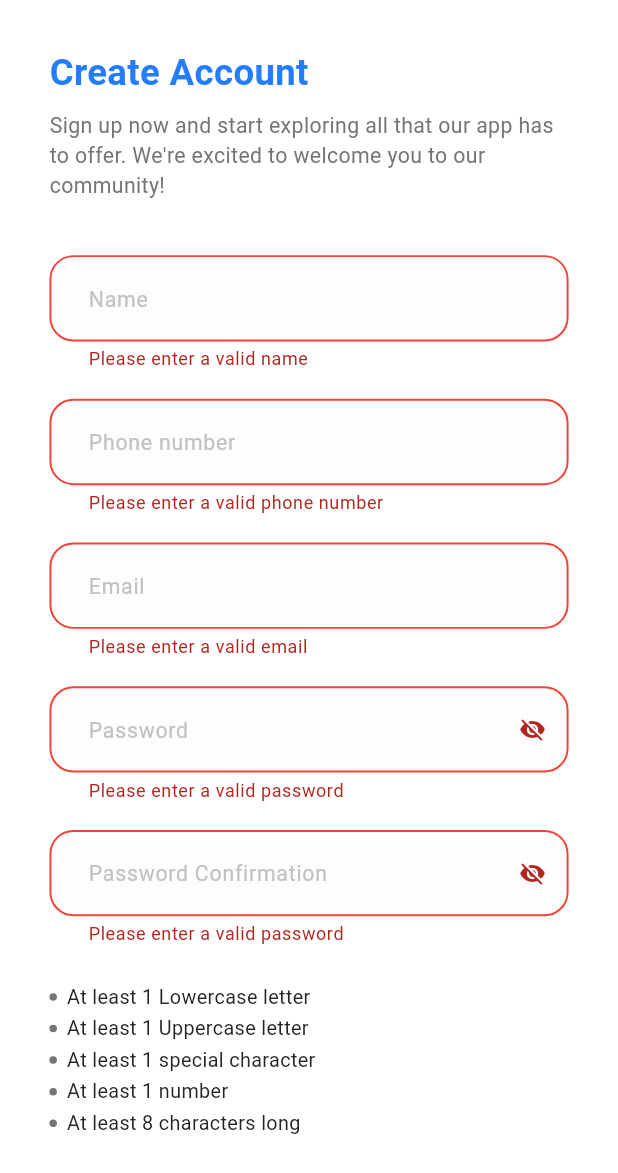
After one commit to Ahmed-miska/Doc-App, a Flutter app: the SignupScreen screen opened by its route, after a tap on "Create Account", on a phone screen of 412 x 824 dp. The commit adds this screen. Shown: the top 1173 px of the screen. Run offline on Flutter 3.47's test engine with Material 3 defaults, Android fonts, the phone set to English and light mode, and no system bars; our stand-ins replace dio, flutter_bloc, flutter_screenutil, flutter_svg, freezed_annotation, get_it and 2 more; generated files the repository leaves out were written again.

Commit message:
- signup ui & api

```diff
--- a/lib/core/helpers/app_regex.dart
+++ b/lib/core/helpers/app_regex.dart
@@ -5,6 +5,10 @@ class AppRegex {
 
   static bool isPasswordValid(String password) {
     return RegExp(r"^(?=.*[a-z])(?=.*[A-Z])(?=.*\d)(?=.*[@$!%*?&])[A-Za-z\d@$!%*?&]{8,}$").hasMatch(password);
+  }
+
+  static bool isPhoneNumberValid(String phoneNumber) {
+    return RegExp(r'^(010|011|012|015)[0-9]{8}$').hasMatch(phoneNumber);
   }
 
   static bool hasLowerCase(String password) {
--- a/lib/core/networking/api_constants.dart
+++ b/lib/core/networking/api_constants.dart
@@ -2,6 +2,7 @@ class ApiConstants {
   static const String apiBaseUrl = "https://vcare.integration25.com/api/";
 
   static const String login = "auth/login";
+  static const String signup = "auth/register";
 }
 
 class ApiErrors {
--- a/lib/core/routing/app_router.dart
+++ b/lib/core/routing/app_router.dart
@@ -6,6 +6,8 @@ import 'package:flutter_complete_project/features/home/ui/home_screen.dart';
 import 'package:flutter_complete_project/features/login/logic/cubit/login_cubit.dart';
 import 'package:flutter_complete_project/features/login/ui/login_screen.dart';
 import 'package:flutter_complete_project/features/onboarding/onboarding_screen.dart';
+import 'package:flutter_complete_project/features/sign_up/logic/sign_up_cubit.dart';
+import 'package:flutter_complete_project/features/sign_up/ui/sign_up_screen.dart';
 
 class AppRouter {
   Route generateRoute(RouteSettings settings) {
@@ -23,6 +25,13 @@ class AppRouter {
             child: const LoginScreen(),
           ),
         );
+         case Routes.signUpScreen:
+        return MaterialPageRoute(
+          builder: (_) => BlocProvider(
+            create: (context) => getIt<SignupCubit>(),
+            child: const SignupScreen(),
+          ),
+        );
       case Routes.homeScreen:
         return MaterialPageRoute(
           builder: (_) => const HomeScreen(),
--- a/lib/core/routing/routes.dart
+++ b/lib/core/routing/routes.dart
@@ -3,4 +3,6 @@ class Routes {
   static const String loginScreen = '/loginScreen';
 
   static const String homeScreen = '/homeScreen';
+
+  static const String signUpScreen = '/signUpScreen';
 }
--- a/lib/core/widgets/app_text_form_field.dart
+++ b/lib/core/widgets/app_text_form_field.dart
@@ -10,7 +10,7 @@ class AppTextFormField extends StatelessWidget {
   final TextStyle? inputTextStyle;
   final TextStyle? hintStyle;
   final String hintText;
-  final bool? isObsecureText;
+  final bool? isObscureText;
   final Widget? suffixIcon;
   final Color? backgroundColor;
   final Function(String) validator;
@@ -23,7 +23,7 @@ class AppTextFormField extends StatelessWidget {
     this.inputTextStyle,
     this.hintStyle,
     required this.hintText,
-    this.isObsecureText,
+    this.isObscureText,
     this.suffixIcon,
     this.backgroundColor,
     required this.validator,
@@ -61,7 +61,7 @@ class AppTextFormField extends StatelessWidget {
         fillColor: backgroundColor ?? ColorsManager.moreLightGray,
         filled: true,
       ),
-      obscureText: isObsecureText ?? false,
+      obscureText: isObscureText ?? false,
       style: TextStyles.font14DarkBlueMedium,
       validator: (value) {
         return validator(value!);
--- a/lib/features/login/logic/cubit/login_cubit.dart
+++ b/lib/features/login/logic/cubit/login_cubit.dart
@@ -12,9 +12,14 @@ class LoginCubit extends Cubit<LoginState> {
   TextEditingController passwordController = TextEditingController();
   final formKey = GlobalKey<FormState>();
 
-  void emitLoginStates(LoginRequestBody loginRequestBody) async {
+  void emitLoginStates() async {
     emit(const LoginState.loading());
-    final response = await _loginRepo.login(loginRequestBody);
+    final response = await _loginRepo.login(
+      LoginRequestBody(
+        email: emailController.text,
+        password: passwordController.text,
+      ),
+    );
     response.when(success: (loginResponse) {
       emit(LoginState.success(loginResponse));
     }, failure: (error) {
--- a/lib/features/login/ui/widgets/email_and_password.dart
+++ b/lib/features/login/ui/widgets/email_and_password.dart
@@ -65,7 +65,7 @@ class _EmailAndPasswordState extends State<EmailAndPassword> {
           verticalSpace(18),
           AppTextFormField(
             hintText: 'Password',
-            isObsecureText: isObscureText,
+            isObscureText: isObscureText,
             controller: context.read<LoginCubit>().passwordController,
             suffixIcon: GestureDetector(
               onTap: () {
--- /dev/null
+++ b/lib/features/sign_up/data/models/sign_up_request_body.dart
@@ -0,0 +1,23 @@
+import 'package:json_annotation/json_annotation.dart';
+part 'sign_up_request_body.g.dart';
+@JsonSerializable()
+class SignupRequestBody {
+  final String name;
+  final String email;
+  final String phone;
+  final String password;
+  @JsonKey(name: 'password_confirmation')
+  final String passwordConfirmation;
+  final int gender;
+
+  SignupRequestBody({
+    required this.name,
+    required this.email,
+    required this.phone,
+    required this.password,
+    required this.passwordConfirmation,
+    required this.gender,
+  });
+
+  Map<String, dynamic> toJson() => _$SignupRequestBodyToJson(this);
+}
--- /dev/null
+++ b/lib/features/sign_up/data/repos/sign_up_repo.dart
@@ -0,0 +1,22 @@
+
+import 'package:flutter_complete_project/core/networking/api_result.dart';
+import 'package:flutter_complete_project/core/networking/api_services.dart';
+import 'package:flutter_complete_project/features/sign_up/data/models/sign_up_request_body.dart';
+import 'package:flutter_complete_project/features/sign_up/data/models/sign_up_response.dart';
+
+import '../../../../core/networking/api_error_handler.dart';
+
+class SignupRepo {
+  final ApiService _apiService;
+
+  SignupRepo(this._apiService);
+
+  Future<ApiResult<SignUpResponse>> signup(SignupRequestBody signupRequestBody) async {
+    try {
+      final response = await _apiService.signup(signupRequestBody);
+      return ApiResult.success(response);
+    } catch (errro) {
+      return ApiResult.failure(ErrorHandler.handle(errro));
+    }
+  }
+}
--- /dev/null
+++ b/lib/features/sign_up/logic/sign_up_cubit.dart
@@ -0,0 +1,37 @@
+import 'package:flutter/material.dart';
+import 'package:flutter_bloc/flutter_bloc.dart';
+import 'package:flutter_complete_project/features/sign_up/data/repos/sign_up_repo.dart';
+import 'package:flutter_complete_project/features/sign_up/logic/sign_up_state.dart';
+
+import '../data/models/sign_up_request_body.dart';
+
+class SignupCubit extends Cubit<SignupState> {
+  final SignupRepo _signupRepo;
+  SignupCubit(this._signupRepo) : super(const SignupState.initial());
+
+  TextEditingController nameController = TextEditingController();
+  TextEditingController emailController = TextEditingController();
+  TextEditingController phoneController = TextEditingController();
+  TextEditingController passwordController = TextEditingController();
+  TextEditingController passwordConfirmationController = TextEditingController();
+  final formKey = GlobalKey<FormState>();
+
+  void emitSignupStates() async {
+    emit(const SignupState.loading());
+    final response = await _signupRepo.signup(
+      SignupRequestBody(
+        name: nameController.text,
+        email: emailController.text,
+        phone: phoneController.text,
+        password: passwordController.text,
+        passwordConfirmation: passwordConfirmationController.text,
+        gender: 0,
+      ),
+    );
+    response.when(success: (signUpResponse) {
+      emit(SignupState.success(signUpResponse));
+    }, failure: (error) {
+      emit(SignupState.error(error: error.apiErrorModel.message ?? ''));
+    });
+  }
+}
--- /dev/null
+++ b/lib/features/sign_up/logic/sign_up_state.dart
@@ -0,0 +1,11 @@
+import 'package:freezed_annotation/freezed_annotation.dart';
+part 'sign_up_state.freezed.dart';
+
+@freezed
+class SignupState<T> with _$SignUpState<T> {
+  const factory SignupState.initial() = _Initial;
+
+  const factory SignupState.loading() = Loading;
+  const factory SignupState.success(T data) = Success<T>;
+  const factory SignupState.error({required String error}) = Error;
+}
--- /dev/null
+++ b/lib/features/sign_up/ui/sign_up_screen.dart
@@ -0,0 +1,66 @@
+import 'package:flutter/material.dart';
+import 'package:flutter_bloc/flutter_bloc.dart';
+import 'package:flutter_complete_project/features/sign_up/ui/widgets/sign_up_bloc_listener.dart';
+import 'package:flutter_complete_project/features/sign_up/ui/widgets/sign_up_form.dart';
+import 'package:flutter_screenutil/flutter_screenutil.dart';
+import '../../../core/helpers/spacing.dart';
+import '../../../core/theming/styles.dart';
+import '../../../core/widgets/app_text_button.dart';
+import '../logic/sign_up_cubit.dart';
+import 'widgets/already_have_account_text.dart';
+
+class SignupScreen extends StatelessWidget {
+  const SignupScreen({super.key});
+
+  @override
+  Widget build(BuildContext context) {
+    return Scaffold(
+      body: SafeArea(
+        child: Padding(
+          padding: EdgeInsets.symmetric(horizontal: 30.w, vertical: 30.h),
+          child: SingleChildScrollView(
+            child: Column(
+              crossAxisAlignment: CrossAxisAlignment.start,
+              children: [
+                Text(
+                  'Create Account',
+                  style: TextStyles.font24BlueBold,
+                ),
+                verticalSpace(8),
+                Text(
+                  'Sign up now and start exploring all that our app has to offer. We\'re excited to welcome you to our community!',
+                  style: TextStyles.font14GrayRegular,
+                ),
+                verticalSpace(36),
+                Column(
+                  children: [
+                    const SignupForm(),
+                    verticalSpace(40),
+                    AppTextButton(
+                      buttonText: "Create Account",
+                      textStyle: TextStyles.font16WhiteSemiBold,
+                      onPressed: () {
+                        validateThenDoSignup(context);
+                      },
+                    ),
+                    verticalSpace(16),
+                    // const TermsAndConditionsText(),
+                    verticalSpace(30),
+                    const AlreadyHaveAccountText(),
+                    const SignupBlocListener(),
+                  ],
+                ),
+              ],
+            ),
+          ),
+        ),
+      ),
+    );
+  }
+
+  void validateThenDoSignup(BuildContext context) {
+    if (context.read<SignupCubit>().formKey.currentState!.validate()) {
+      context.read<SignupCubit>().emitSignupStates();
+    }
+  }
+}
--- a/lib/features/login/ui/widgets/already_have_account_text.dart
+++ b/lib/features/sign_up/ui/widgets/already_have_account_text.dart
@@ -1,5 +1,9 @@
+import 'package:flutter/gestures.dart';
 import 'package:flutter/material.dart';
-import 'package:flutter_complete_project/core/theming/styles.dart';
+import 'package:flutter_complete_project/core/helpers/extensions.dart';
+
+import '../../../../core/routing/routes.dart';
+import '../../../../core/theming/styles.dart';
 
 class AlreadyHaveAccountText extends StatelessWidget {
   const AlreadyHaveAccountText({super.key});
@@ -15,9 +19,13 @@ class AlreadyHaveAccountText extends StatelessWidget {
             style: TextStyles.font13DarkBlueRegular,
           ),
           TextSpan(
-            text: ' Sign Up',
+            text: ' Login',
             style: TextStyles.font13BlueSemiBold,
-          )
+            recognizer: TapGestureRecognizer()
+              ..onTap = () {
+                context.pushReplacementNamed(Routes.loginScreen);
+              },
+          ),
         ],
       ),
     );
--- /dev/null
+++ b/lib/features/sign_up/ui/widgets/sign_up_form.dart
@@ -0,0 +1,147 @@
+import 'package:flutter/material.dart';
+import 'package:flutter_bloc/flutter_bloc.dart';
+import 'package:flutter_complete_project/core/helpers/app_regex.dart';
+import 'package:flutter_complete_project/features/sign_up/logic/sign_up_cubit.dart';
+import '../../../../core/helpers/spacing.dart';
+import '../../../../core/widgets/app_text_form_field.dart';
+import '../../../login/ui/widgets/password_validations.dart';
+
+class SignupForm extends StatefulWidget {
+  const SignupForm({super.key});
+
+  @override
+  State<SignupForm> createState() => _SignupFormState();
+}
+
+class _SignupFormState extends State<SignupForm> {
+  bool isPasswordObscureText = true;
+  bool isPasswordConfirmationObscureText = true;
+
+  bool hasLowercase = false;
+  bool hasUppercase = false;
+  bool hasSpecialCharacters = false;
+  bool hasNumber = false;
+  bool hasMinLength = false;
+
+  late TextEditingController passwordController;
+
+  @override
+  void initState() {
+    super.initState();
+    passwordController = context.read<SignupCubit>().passwordController;
+    setupPasswordControllerListener();
+  }
+
+  void setupPasswordControllerListener() {
+    passwordController.addListener(() {
+      setState(() {
+        hasLowercase = AppRegex.hasLowerCase(passwordController.text);
+        hasUppercase = AppRegex.hasUpperCase(passwordController.text);
+        hasSpecialCharacters = AppRegex.hasSpecialCharacter(passwordController.text);
+        hasNumber = AppRegex.hasNumber(passwordController.text);
+        hasMinLength = AppRegex.hasMinLength(passwordController.text);
+      });
+    });
+  }
+
+  @override
+  Widget build(BuildContext context) {
+    return Form(
+      key: context.read<SignupCubit>().formKey,
+      child: Column(
+        children: [
+          AppTextFormField(
+            hintText: 'Name',
+            validator: (value) {
+              // ignore: unnecessary_null_comparison
+              if (value == null || value.isEmpty) {
+                return 'Please enter a valid name';
+              }
+            },
+            controller: context.read<SignupCubit>().nameController,
+          ),
+          verticalSpace(18),
+          AppTextFormField(
+            hintText: 'Phone number',
+            validator: (value) {
+              // ignore: unnecessary_null_comparison
+              if (value == null || value.isEmpty || !AppRegex.isPhoneNumberValid(value)) {
+                return 'Please enter a valid phone number';
+              }
+            },
+            controller: context.read<SignupCubit>().phoneController,
+          ),
+          verticalSpace(18),
+          AppTextFormField(
+            hintText: 'Email',
+            validator: (value) {
+              // ignore: unnecessary_null_comparison
+              if (value == null || value.isEmpty || !AppRegex.isEmailValid(value)) {
+                return 'Please enter a valid email';
+              }
+            },
+            controller: context.read<SignupCubit>().emailController,
+          ),
+          verticalSpace(18),
+          AppTextFormField(
+            controller: context.read<SignupCubit>().passwordController,
+            hintText: 'Password',
+            isObscureText: isPasswordObscureText,
+            suffixIcon: GestureDetector(
+              onTap: () {
+                setState(() {
+                  isPasswordObscureText = !isPasswordObscureText;
+                });
+              },
+              child: Icon(
+                isPasswordObscureText ? Icons.visibility_off : Icons.visibility,
+              ),
+            ),
+            validator: (value) {
+              // ignore: unnecessary_null_comparison
+              if (value == null || value.isEmpty) {
+                return 'Please enter a valid password';
+              }
+            },
+          ),
+          verticalSpace(18),
+          AppTextFormField(
+            controller: context.read<SignupCubit>().passwordConfirmationController,
+            hintText: 'Password Confirmation',
+            isObscureText: isPasswordConfirmationObscureText,
+            suffixIcon: GestureDetector(
+              onTap: () {
+                setState(() {
+                  isPasswordConfirmationObscureText = !isPasswordConfirmationObscureText;
+                });
+              },
+              child: Icon(
+                isPasswordConfirmationObscureText ? Icons.visibility_off : Icons.visibility,
+              ),
+            ),
+            validator: (value) {
+              // ignore: unnecessary_null_comparison
+              if (value == null || value.isEmpty || value != context.read<SignupCubit>().passwordController.text) {
+                return 'Please enter a valid password';
+              }
+            },
+          ),
+          verticalSpace(24),
+          PasswordValidations(
+            hasLowerCase: hasLowercase,
+            hasUpperCase: hasUppercase,
+            hasSpecialCharacters: hasSpecialCharacters,
+            hasNumber: hasNumber,
+            hasMinLength: hasMinLength,
+          ),
+        ],
+      ),
+    );
+  }
+
+  @override
+  void dispose() {
+    passwordController.dispose();
+    super.dispose();
+  }
+}
```
Also changed, not shown: lib/core/di/dependency_injection.dart (+7 -2 lines), lib/core/networking/api_services.dart (+8 -0 lines), lib/features/login/ui/login_screen.dart (+3 -9 lines), lib/features/login/ui/widgets/dont_have_account_text.dart (added, +33 -0 lines), lib/features/sign_up/data/models/sign_up_response.dart (added, +26 -0 lines), lib/features/sign_up/ui/widgets/sign_up_bloc_listener.dart (added, +102 -0 lines), lib/core/networking/api_services.g.dart, lib/features/sign_up/data/models/sign_up_request_body.g.dart (added), lib/features/sign_up/data/models/sign_up_response.g.dart (added), lib/features/sign_up/logic/sign_up_state.freezed.dart (added).
